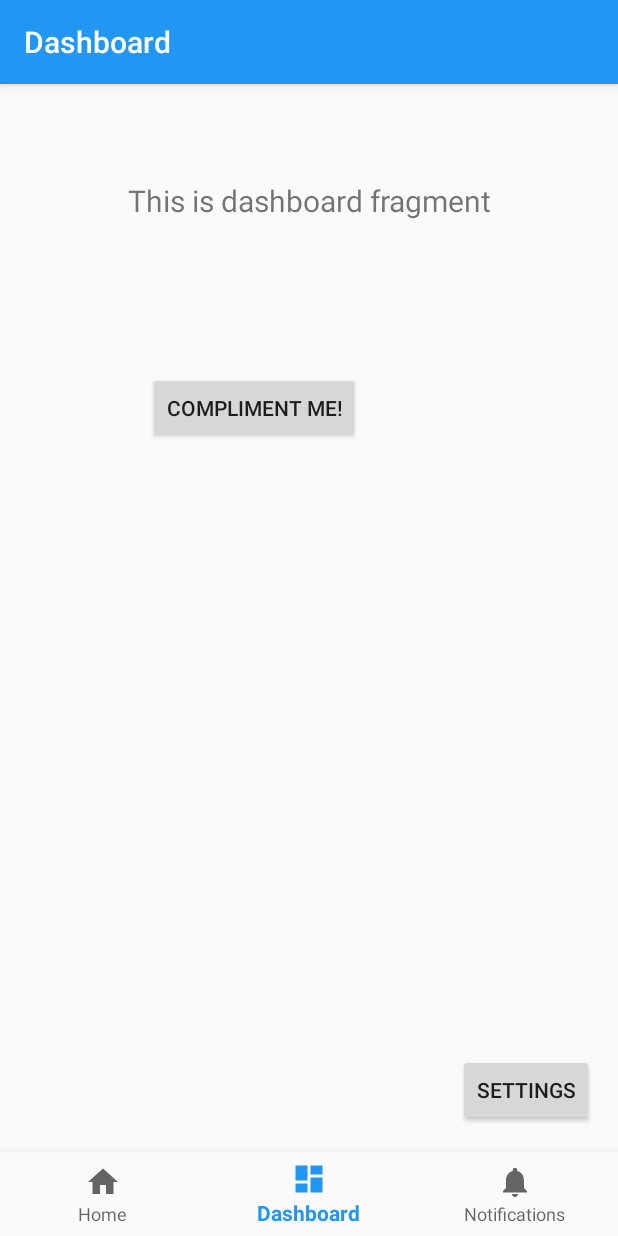
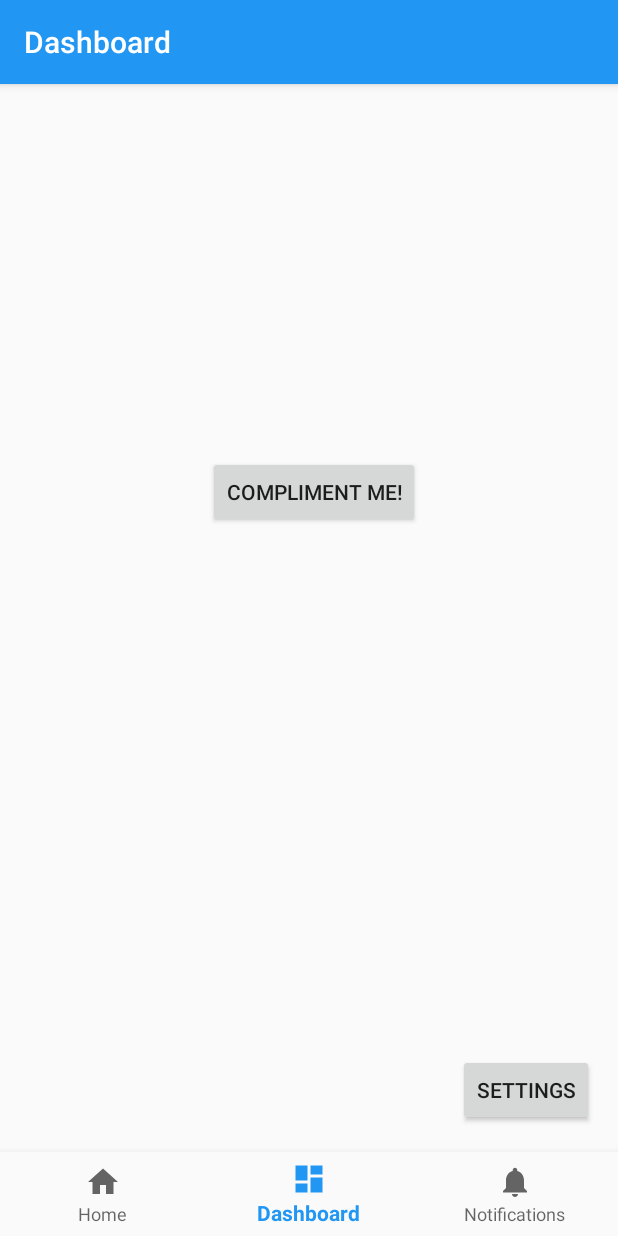
Before and after one commit to pjoshi1715/Android-Studio-Skeleton-App, an Android app: the NotificationsFragment screen opened through its navigation route, item 2 of the bottom bar chosen, on a phone screen of 412 x 824 dp. Run offline under Robolectric (Android 15) with nearby library versions, the phone set to English and light mode, and no system bars; our stand-ins replace navigation-ui.

Commit message:
Erased the redundant fragment text

```diff
--- a/app/src/main/java/CSA/myapplication/ui/dashboard/DashboardViewModel.java
+++ b/app/src/main/java/CSA/myapplication/ui/dashboard/DashboardViewModel.java
@@ -25,7 +25,7 @@ public class DashboardViewModel extends ViewModel {
 
     public DashboardViewModel() {
         mText = new MutableLiveData<>();
-        mText.setValue("This is dashboard fragment");
+        mText.setValue("");
     }
 
     public LiveData<String> getText() {
--- a/app/src/main/java/CSA/myapplication/ui/home/HomeViewModel.java
+++ b/app/src/main/java/CSA/myapplication/ui/home/HomeViewModel.java
@@ -10,7 +10,7 @@ public class HomeViewModel extends ViewModel {
 
     public HomeViewModel() {
         mText = new MutableLiveData<>();
-        mText.setValue("This is home fragment");
+        mText.setValue("");
     }
 
     public LiveData<String> getText() {
--- a/app/src/main/java/CSA/myapplication/ui/notifications/NotificationsViewModel.java
+++ b/app/src/main/java/CSA/myapplication/ui/notifications/NotificationsViewModel.java
@@ -14,7 +14,7 @@ public class NotificationsViewModel extends ViewModel {
 
     public NotificationsViewModel() {
         mText = new MutableLiveData<>();
-        mText.setValue("This is notifications fragment");
+        mText.setValue("");
     }
 
     public LiveData<String> getText() {
--- a/app/src/main/res/layout/fragment_dashboard.xml
+++ b/app/src/main/res/layout/fragment_dashboard.xml
@@ -12,6 +12,7 @@
         android:layout_marginStart="8dp"
         android:layout_marginTop="8dp"
         android:layout_marginEnd="8dp"
+        android:text="Compliment Generator"
         android:textAlignment="center"
         android:textSize="20sp"
         app:layout_constraintEnd_toEndOf="parent"
@@ -22,23 +23,22 @@
         android:id="@+id/compliment"
         android:layout_width="wrap_content"
         android:layout_height="wrap_content"
-        android:layout_marginTop="136dp"
-        android:layout_marginEnd="172dp"
+        android:layout_marginTop="192dp"
+        android:layout_marginEnd="132dp"
         android:text="Compliment Me!"
         app:layout_constraintEnd_toEndOf="parent"
-        app:layout_constraintTop_toTopOf="parent"
-        />
+        app:layout_constraintTop_toTopOf="parent" />
 
     <TextView
         android:id="@+id/compliment_text"
         android:layout_width="wrap_content"
         android:layout_height="wrap_content"
-        android:layout_marginTop="72dp"
-        android:layout_marginEnd="172dp"
+        android:layout_marginTop="52dp"
+        android:layout_marginEnd="112dp"
         android:text="You look nice!"
+        android:textSize="30sp"
+        android:visibility="invisible"
         app:layout_constraintEnd_toEndOf="parent"
-        app:layout_constraintTop_toTopOf="parent"
-        android:visibility="invisible"
-        />
+        app:layout_constraintTop_toBottomOf="@+id/text_dashboard" />
 
 </androidx.constraintlayout.widget.ConstraintLayout>
```
